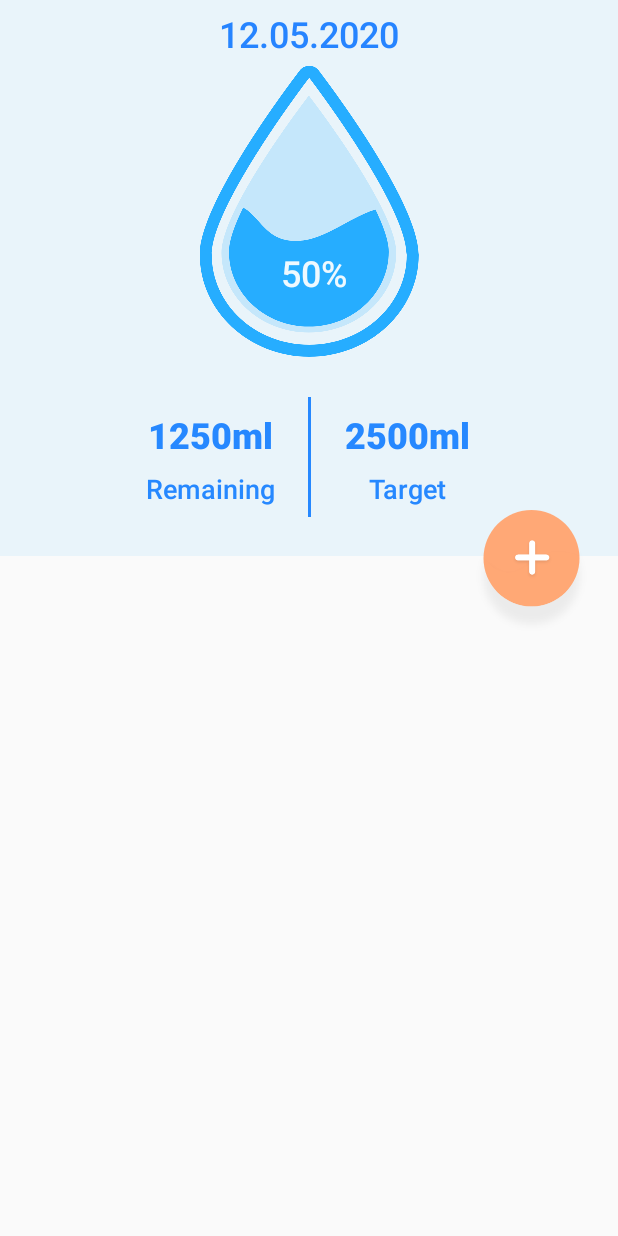
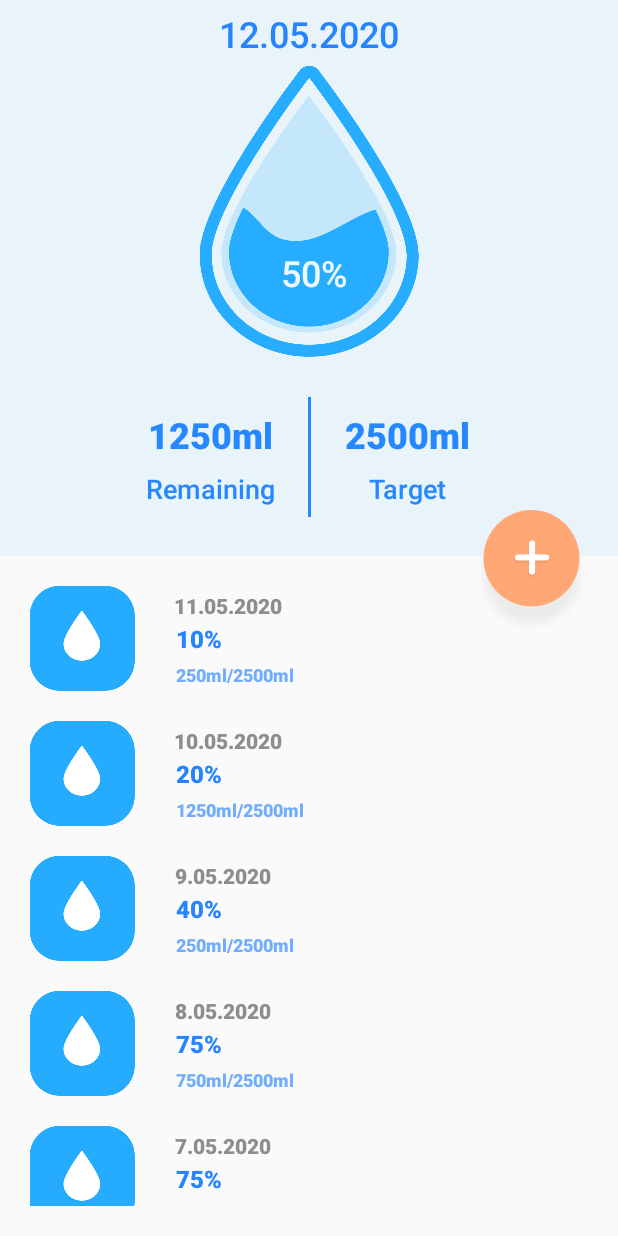
Before and after one commit to DKow07/WaterDrinkReminder, an Android app: the screen it shows after launch (MainActivity), on a phone screen of 412 x 824 dp. Run offline under Robolectric (Android 15) with nearby library versions, the phone set to English and light mode, and no system bars.

Commit message:
Added recycler view for historical data

```diff
--- a/app/src/main/java/com/example/waterdrinkreminder/base/BaseContract.kt
+++ b/app/src/main/java/com/example/waterdrinkreminder/base/BaseContract.kt
@@ -3,11 +3,11 @@ package com.example.waterdrinkreminder.base
 interface BaseContract {
 
     interface BasePresenter {
-        fun attachView()
+        fun onDestroy()
     }
 
     interface BaseView {
-        fun onDestroy()
+
     }
 
 }
--- /dev/null
+++ b/app/src/main/java/com/example/waterdrinkreminder/model/HistoryData.kt
@@ -0,0 +1,8 @@
+package com.example.waterdrinkreminder.model
+
+class HistoryData (
+    var date: String,
+    var percentageVolume: Int,
+    var volume: String
+
+)
--- /dev/null
+++ b/app/src/main/java/com/example/waterdrinkreminder/ui/home/HistoryAdapter.kt
@@ -0,0 +1,34 @@
+package com.example.waterdrinkreminder.ui.home
+
+import android.content.Context
+import android.view.LayoutInflater
+import android.view.View
+import android.view.ViewGroup
+import androidx.recyclerview.widget.RecyclerView
+import com.example.waterdrinkreminder.R
+import com.example.waterdrinkreminder.model.HistoryData
+import kotlinx.android.synthetic.main.fragment_main.view.*
+import kotlinx.android.synthetic.main.history_item.view.*
+
+class HistoryAdapter(val items: ArrayList<HistoryData>, val context: Context) : RecyclerView.Adapter<HistoryViewHolder>() {
+
+    override fun onCreateViewHolder(parent: ViewGroup, viewType: Int): HistoryViewHolder {
+        return HistoryViewHolder(LayoutInflater.from(context).inflate(R.layout.history_item, parent, false))
+    }
+
+    override fun getItemCount(): Int {
+        return items.size
+    }
+
+    override fun onBindViewHolder(holder: HistoryViewHolder, position: Int) {
+        holder.date?.text = items[position].date
+        holder.percentageVolume?.text = items[position].percentageVolume.toString() + "%"
+        holder.volume?.text = items[position].volume
+    }
+}
+
+class HistoryViewHolder(view: View) : RecyclerView.ViewHolder(view) {
+    val date = view.historyItemDate
+    val percentageVolume = view.historyItemPercentageVolume
+    val volume = view.historyItemVolume
+}
--- /dev/null
+++ b/app/src/main/java/com/example/waterdrinkreminder/ui/home/HomeContract.kt
@@ -0,0 +1,14 @@
+package com.example.waterdrinkreminder.ui.home
+
+import com.example.waterdrinkreminder.base.BaseContract
+
+interface HomeContract {
+
+    interface View : BaseContract.BaseView {
+
+    }
+
+    interface Presenter : BaseContract.BasePresenter {
+
+    }
+}
--- /dev/null
+++ b/app/src/main/java/com/example/waterdrinkreminder/ui/home/HomeFragment.kt
@@ -0,0 +1,54 @@
+package com.example.waterdrinkreminder.ui.home
+
+import android.os.Bundle
+import android.view.LayoutInflater
+import android.view.View
+import android.view.ViewGroup
+import androidx.fragment.app.Fragment
+import androidx.recyclerview.widget.LinearLayoutManager
+import androidx.recyclerview.widget.RecyclerView
+import com.example.waterdrinkreminder.R
+import com.example.waterdrinkreminder.model.HistoryData
+import kotlinx.android.synthetic.main.fragment_main.*
+
+class HomeFragment : Fragment(), HomeContract.View {
+
+    private lateinit var presenter: HomePresenter
+    private lateinit var linearLayoutManager: LinearLayoutManager
+    private lateinit var recyclerView: RecyclerView
+
+    override fun onCreateView(
+        inflater: LayoutInflater,
+        container: ViewGroup?,
+        savedInstanceState: Bundle?
+    ): View? {
+
+        val view: View = inflater.inflate(R.layout.fragment_main, container, false)
+        presenter = HomePresenter(this)
+        recyclerView = view.findViewById(R.id.historyRecyclerView)
+        linearLayoutManager = LinearLayoutManager(context)
+        recyclerView.layoutManager = linearLayoutManager
+
+        //----------------------------test------------------------------------
+        var testItems = ArrayList<HistoryData>()
+        testItems.add(HistoryData("11.05.2020", 10, "250ml/2500ml"))
+        testItems.add(HistoryData("10.05.2020", 20, "1250ml/2500ml"))
+        testItems.add(HistoryData("9.05.2020", 40, "250ml/2500ml"))
+        testItems.add(HistoryData("8.05.2020", 75, "750ml/2500ml"))
+        testItems.add(HistoryData("7.05.2020", 75, "750ml/2500ml"))
+        testItems.add(HistoryData("6.05.2020", 75, "750ml/2500ml"))
+        testItems.add(HistoryData("5.05.2020", 75, "750ml/2500ml"))
+        testItems.add(HistoryData("4.05.2020", 75, "750ml/2500ml"))
+        var testAdapter = HistoryAdapter(testItems, context!!)
+        //----------------------------test------------------------------------
+
+        recyclerView.adapter = testAdapter
+
+        return view
+    }
+
+    override fun onDestroy() {
+        presenter.onDestroy()
+        super.onDestroy()
+    }
+}
--- /dev/null
+++ b/app/src/main/java/com/example/waterdrinkreminder/ui/home/HomePresenter.kt
@@ -0,0 +1,10 @@
+package com.example.waterdrinkreminder.ui.home
+
+import com.example.waterdrinkreminder.base.BaseContract
+
+class HomePresenter(private var view: HomeContract.View?) : HomeContract.Presenter {
+
+    override fun onDestroy() {
+        view = null
+    }
+}
--- a/app/src/main/java/com/example/waterdrinkreminder/ui/home/MainFragment.kt
+++ /dev/null
@@ -1,19 +0,0 @@
-package com.example.waterdrinkreminder.ui.home
-
-import android.os.Bundle
-import android.view.LayoutInflater
-import android.view.View
-import android.view.ViewGroup
-import androidx.fragment.app.Fragment
-import com.example.waterdrinkreminder.R
-
-class MainFragment : Fragment() {
-
-    override fun onCreateView(
-        inflater: LayoutInflater,
-        container: ViewGroup?,
-        savedInstanceState: Bundle?
-    ): View? {
-        return inflater.inflate(R.layout.fragment_main, container, false)
-    }
-}
--- a/app/src/main/java/com/example/waterdrinkreminder/ui/main/MainActivity.kt
+++ b/app/src/main/java/com/example/waterdrinkreminder/ui/main/MainActivity.kt
@@ -3,12 +3,12 @@ package com.example.waterdrinkreminder.ui.main
 import androidx.appcompat.app.AppCompatActivity
 import android.os.Bundle
 import androidx.fragment.app.Fragment
-import com.example.waterdrinkreminder.ui.home.MainFragment
+import com.example.waterdrinkreminder.ui.home.HomeFragment
 import com.example.waterdrinkreminder.R
 
 class MainActivity : AppCompatActivity() {
 
-    private val mainFragment = MainFragment()
+    private val mainFragment = HomeFragment()
 
     override fun onCreate(savedInstanceState: Bundle?) {
         super.onCreate(savedInstanceState)
--- a/app/src/main/res/layout/fragment_main.xml
+++ b/app/src/main/res/layout/fragment_main.xml
@@ -118,6 +118,7 @@
     </LinearLayout>
 
     <androidx.recyclerview.widget.RecyclerView
+        android:id="@+id/historyRecyclerView"
         android:layout_width="match_parent"
         android:layout_height="0dp"
         android:orientation="vertical"
--- a/app/src/main/res/layout/history_item.xml
+++ b/app/src/main/res/layout/history_item.xml
@@ -18,7 +18,7 @@
         app:srcCompat="@drawable/icon" />
 
     <TextView
-        android:id="@+id/history_item_date"
+        android:id="@+id/historyItemDate"
         android:layout_width="wrap_content"
         android:layout_height="wrap_content"
         android:text="11.05.2020"
@@ -33,7 +33,7 @@
         android:fontFamily="sans-serif-black"/>
 
     <TextView
-        android:id="@+id/history_item_percentage_volume"
+        android:id="@+id/historyItemPercentageVolume"
         android:layout_width="wrap_content"
         android:layout_height="wrap_content"
         android:text="75%"
@@ -47,7 +47,7 @@
         android:fontFamily="sans-serif-black"/>
 
     <TextView
-        android:id="@+id/history_item_volume"
+        android:id="@+id/historyItemVolume"
         android:layout_width="wrap_content"
         android:layout_height="wrap_content"
         android:text="1875ml/2500ml"
@@ -56,7 +56,7 @@
         app:layout_constraintBottom_toBottomOf="@+id/icon"
         app:layout_constraintEnd_toEndOf="parent"
         app:layout_constraintHorizontal_bias="0.0"
-        app:layout_constraintStart_toStartOf="@+id/history_item_percentage_volume"
+        app:layout_constraintStart_toStartOf="@+id/historyItemPercentageVolume"
         app:layout_constraintTop_toTopOf="@+id/icon"
         app:layout_constraintVertical_bias="0.95"
         android:fontFamily="sans-serif-black"/>
```
